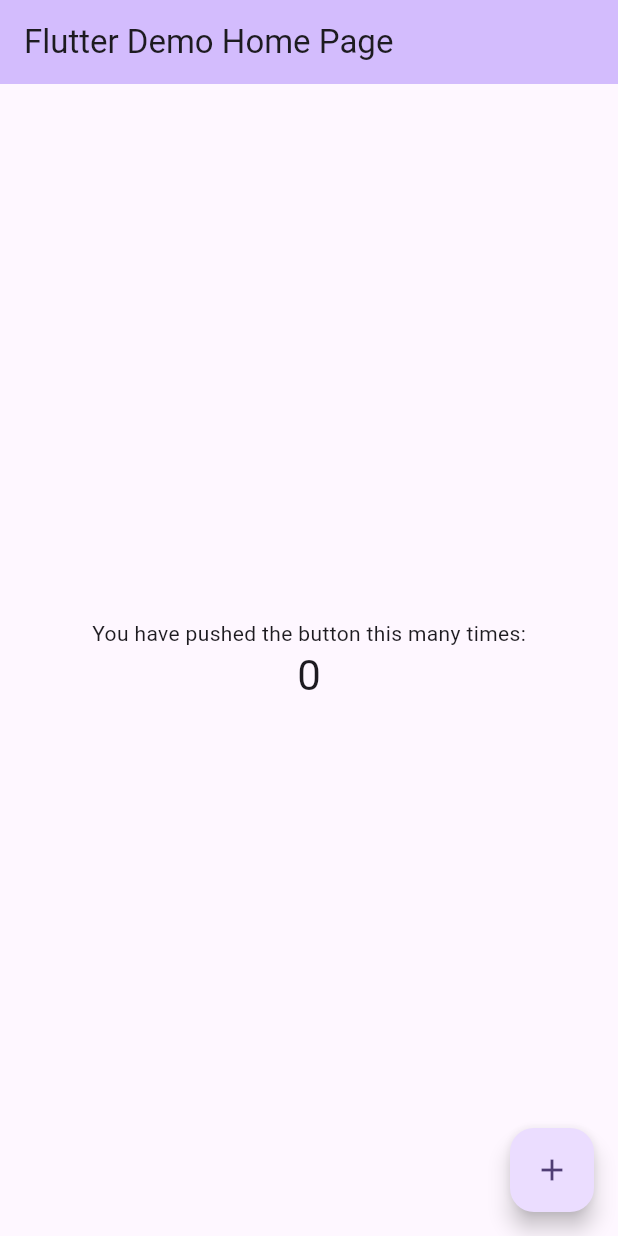
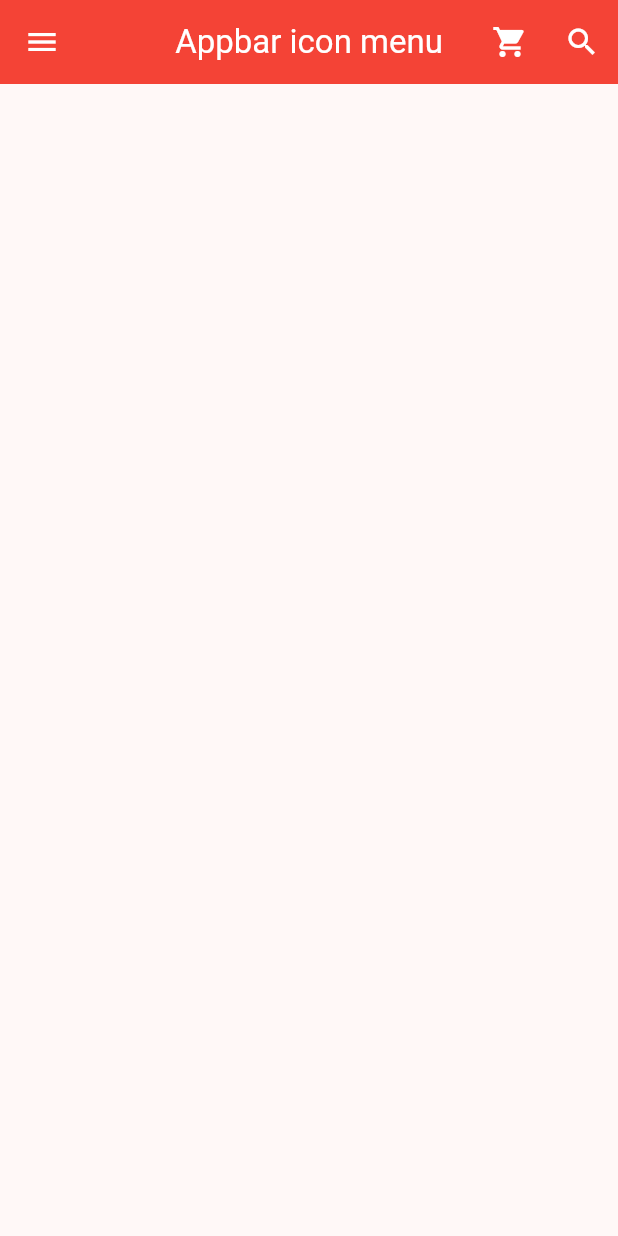
Before and after one commit to lklab/flutter-test, a Flutter app: the screen it shows after launch, on a phone screen of 412 x 824 dp. Run offline on Flutter 3.47's test engine with Material 3 defaults, Android fonts, the phone set to English and light mode, and no system bars.

Commit message:
앱바에 메뉴 아이콘 추가

```diff
--- a/appbar_menu/lib/main.dart
+++ b/appbar_menu/lib/main.dart
@@ -7,119 +7,51 @@
 class MyApp extends StatelessWidget {
   const MyApp({super.key});
 
-  // This widget is the root of your application.
   @override
   Widget build(BuildContext context) {
     return MaterialApp(
-      title: 'Flutter Demo',
+      title: 'Appbar',
       theme: ThemeData(
-        // This is the theme of your application.
-        //
-        // TRY THIS: Try running your application with "flutter run". You'll see
-        // the application has a purple toolbar. Then, without quitting the app,
-        // try changing the seedColor in the colorScheme below to Colors.green
-        // and then invoke "hot reload" (save your changes or press the "hot
-        // reload" button in a Flutter-supported IDE, or press "r" if you used
-        // the command line to start the app).
-        //
-        // Notice that the counter didn't reset back to zero; the application
-        // state is not lost during the reload. To reset the state, use hot
-        // restart instead.
-        //
-        // This works for code too, not just values: Most code changes can be
-        // tested with just a hot reload.
-        colorScheme: ColorScheme.fromSeed(seedColor: Colors.deepPurple),
-        useMaterial3: true,
+        colorScheme: ColorScheme.fromSeed(seedColor: Colors.red),
       ),
-      home: const MyHomePage(title: 'Flutter Demo Home Page'),
+      home: const MyPage(),
     );
   }
 }
 
-class MyHomePage extends StatefulWidget {
-  const MyHomePage({super.key, required this.title});
-
-  // This widget is the home page of your application. It is stateful, meaning
-  // that it has a State object (defined below) that contains fields that affect
-  // how it looks.
-
-  // This class is the configuration for the state. It holds the values (in this
-  // case the title) provided by the parent (in this case the App widget) and
-  // used by the build method of the State. Fields in a Widget subclass are
-  // always marked "final".
-
-  final String title;
-
-  @override
-  State<MyHomePage> createState() => _MyHomePageState();
-}
-
-class _MyHomePageState extends State<MyHomePage> {
-  int _counter = 0;
-
-  void _incrementCounter() {
-    setState(() {
-      // This call to setState tells the Flutter framework that something has
-      // changed in this State, which causes it to rerun the build method below
-      // so that the display can reflect the updated values. If we changed
-      // _counter without calling setState(), then the build method would not be
-      // called again, and so nothing would appear to happen.
-      _counter++;
-    });
-  }
+class MyPage extends StatelessWidget {
+  const MyPage({super.key});
 
   @override
   Widget build(BuildContext context) {
-    // This method is rerun every time setState is called, for instance as done
-    // by the _incrementCounter method above.
-    //
-    // The Flutter framework has been optimized to make rerunning build methods
-    // fast, so that you can just rebuild anything that needs updating rather
-    // than having to individually change instances of widgets.
     return Scaffold(
       appBar: AppBar(
-        // TRY THIS: Try changing the color here to a specific color (to
-        // Colors.amber, perhaps?) and trigger a hot reload to see the AppBar
-        // change color while the other colors stay the same.
-        backgroundColor: Theme.of(context).colorScheme.inversePrimary,
-        // Here we take the value from the MyHomePage object that was created by
-        // the App.build method, and use it to set our appbar title.
-        title: Text(widget.title),
+        title: const Text('Appbar icon menu'),
+        backgroundColor: Colors.red,
+        foregroundColor: Colors.white,
+        centerTitle: true,
+        elevation: 0.0,
+        leading: IconButton(
+          icon: const Icon(Icons.menu),
+          onPressed: () {
+            print('menu button is clicked');
+          },
+        ),
+        actions: [
+          IconButton(
+            icon: const Icon(Icons.shopping_cart),
+            onPressed: () {
+              print('cart button is clicked');
+            },
+          ),
+          IconButton(
+            icon: const Icon(Icons.search),
+            onPressed: () {
+              print('search button is clicked');
+            },
+          ),
+        ],
       ),
-      body: Center(
-        // Center is a layout widget. It takes a single child and positions it
-        // in the middle of the parent.
-        child: Column(
-          // Column is also a layout widget. It takes a list of children and
-          // arranges them vertically. By default, it sizes itself to fit its
-          // children horizontally, and tries to be as tall as its parent.
-          //
-          // Column has various properties to control how it sizes itself and
-          // how it positions its children. Here we use mainAxisAlignment to
-          // center the children vertically; the main axis here is the vertical
-          // axis because Columns are vertical (the cross axis would be
-          // horizontal).
-          //
-          // TRY THIS: Invoke "debug painting" (choose the "Toggle Debug Paint"
-          // action in the IDE, or press "p" in the console), to see the
-          // wireframe for each widget.
-          mainAxisAlignment: MainAxisAlignment.center,
-          children: <Widget>[
-            const Text(
-              'You have pushed the button this many times:',
-            ),
-            Text(
-              '$_counter',
-              style: Theme.of(context).textTheme.headlineMedium,
-            ),
-          ],
-        ),
-      ),
-      floatingActionButton: FloatingActionButton(
-        onPressed: _incrementCounter,
-        tooltip: 'Increment',
-        child: const Icon(Icons.add),
-      ), // This trailing comma makes auto-formatting nicer for build methods.
     );
   }
 }
```
